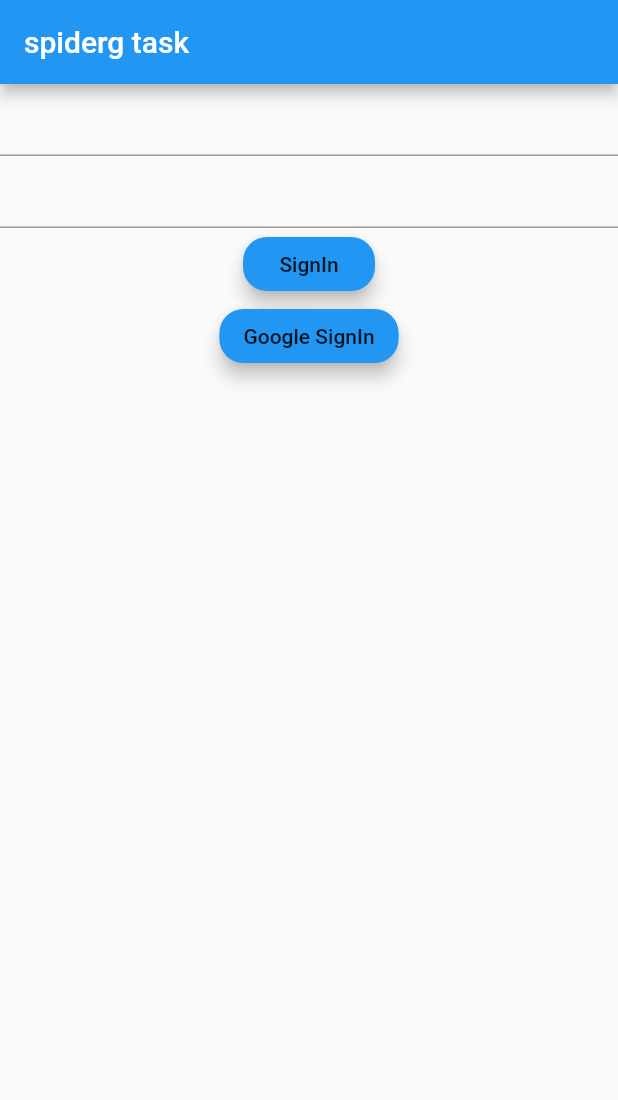
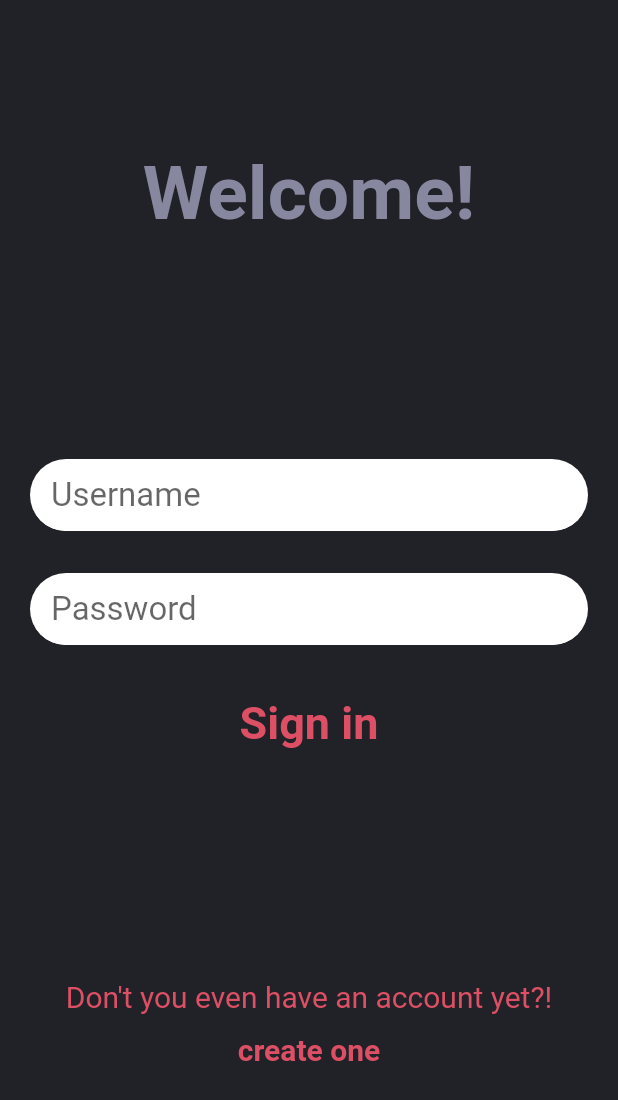
Before and after one commit to wattamwarp/flutter_spiderg, a Flutter app: the screen it shows after launch, on a phone screen of 412 x 824 dp. Shown: the top 1100 px of the screen. Run offline on Flutter 3.47's test engine with Material 2 defaults, Android fonts, the phone set to English and light mode, and no system bars; our stand-ins replace firebase_auth, fluttertoast, google_sign_in; accounts and stored records are empty; Roboto replaces fonts that are missing (Avenir).

Commit message:
added signin method n globle page for styles

```diff
--- a/lib/main.dart
+++ b/lib/main.dart
@@ -4,6 +4,7 @@ import 'package:flutter/material.dart';
 import 'package:fluttertoast/fluttertoast.dart';
 
 import 'package:google_sign_in/google_sign_in.dart';
+import 'package:flutterspiderg/model/globle.dart';
 
 void main() => runApp(new MaterialApp(
       title: "Todo App",
@@ -12,7 +13,7 @@ void main() => runApp(new MaterialApp(
 
 final FirebaseAuth mauth = FirebaseAuth.instance;
 
-final GoogleSignIn _googleSignIn = GoogleSignIn();
+final GoogleSignIn googelsignin = GoogleSignIn();
 
 class MyApp extends StatefulWidget {
   @override
@@ -26,46 +27,112 @@ class _MyAppState extends State<MyApp> {
   @override
   Widget build(BuildContext context) {
     return Scaffold(
-      appBar: AppBar(
-        title: Text('spiderg task'),
-      ),
-      body: Container(
+      backgroundColor: darkGreyColor,
+
+      body: SafeArea(
+        child: Container(
+          color: darkGreyColor,
+          margin: EdgeInsets.only(top: 100, left: 20, right: 20, bottom: 100),
           child: Center(
             child: Column(
+              mainAxisAlignment: MainAxisAlignment.spaceBetween,
               children: <Widget>[
-              TextField(
+                Text("Welcome!", style: bigLightBlueTitle),
+                Container(
+                  height: 200,
+                  child: Column(
+                    mainAxisAlignment: MainAxisAlignment.spaceBetween,
+                    children: <Widget>[
+                      Theme(
+                        data: Theme.of(context)
+                            .copyWith(splashColor: Colors.transparent),
+                        child: TextField(
                           controller: emailcontroller,
+                          autofocus: false,
+                          style: TextStyle(fontSize: 22.0, color: darkGreyColor),
+                          decoration: InputDecoration(
+                            filled: true,
+                            fillColor: Colors.white,
+                            hintText: 'Username',
+                            contentPadding: const EdgeInsets.only(
+                                left: 14.0, bottom: 8.0, top: 8.0),
+                            focusedBorder: OutlineInputBorder(
+                              borderSide: BorderSide(color: Colors.white),
+                              borderRadius: BorderRadius.circular(25.7),
                             ),
-              TextField(
+                            enabledBorder: UnderlineInputBorder(
+                              borderSide: BorderSide(color: Colors.white),
+                              borderRadius: BorderRadius.circular(25.7),
+                            ),
+                          ),
+                        ),
+                      ),
+                      Theme(
+                        data: Theme.of(context)
+                            .copyWith(splashColor: Colors.transparent),
+                        child: TextField(
                           controller: passcontroller,
+                          autofocus: false,
+                          style: TextStyle(fontSize: 22.0, color: darkGreyColor),
+                          decoration: InputDecoration(
+                            filled: true,
+                            fillColor: Colors.white,
+                            hintText: 'Password',
+                            contentPadding: const EdgeInsets.only(
+                                left: 14.0, bottom: 8.0, top: 8.0),
+                            focusedBorder: OutlineInputBorder(
+                              borderSide: BorderSide(color: Colors.white),
+                              borderRadius: BorderRadius.circular(25.7),
                             ),
-              RaisedButton(
-                child: Text('SignIn'),
-                color: Colors.blue,
-                elevation: 5,
+                            enabledBorder: UnderlineInputBorder(
+                              borderSide: BorderSide(color: Colors.white),
+                              borderRadius: BorderRadius.circular(25.7),
+                            ),
+                          ),
+                        ),
+                      ),
+                      FlatButton(
+                        child: Text("Sign in", style: redTodoTitle,),
                         shape: RoundedRectangleBorder(
-                  borderRadius: BorderRadius.all(Radius.circular(16.0)),
+
+                          borderRadius: BorderRadius.all(Radius.circular(16.0))
                         ),
                         onPressed: () {
                           signinmethod();
                         },
+                      )
+                    ],
                   ),
-              RaisedButton(
-                child: Text('Google SignIn'),
-                color: Colors.blue,
-                elevation: 5,
-                shape: RoundedRectangleBorder(
-                  borderRadius: BorderRadius.all(Radius.circular(16.0)),
                 ),
+                Container(
+                  child:
+                  Column(
+                    children: <Widget>[
+                      Text("Don't you even have an account yet?!", style: redText, textAlign: TextAlign.center,),
+                      FlatButton(
+                        child: Text("create one", style: redBoldText),
                         onPressed: () {
-                  google_signinmethod();
+
                         },
+                      )
+                    ],
                   ),
+                )
               ],
             ),
           ),
         ),
+      ),
     );
+  }
+
+  googlesignout() async {
+    try {
+      await googelsignin.signOut();
+      toast('sign out sucessfuly');
+    } catch (e) {
+      toast(e.toString());
+    }
   }
 
   signinmethod() async {
@@ -76,9 +143,9 @@ class _MyAppState extends State<MyApp> {
           email: emailcontroller.text, password: passcontroller.text);
       FirebaseUser fbuser;
 
-//      //await fbuser.sendEmailVerification();
+      //await fbuser.sendEmailVerification();
 //      try {
-//        //await fbuser.sendEmailVerification();
+//        await fbuser.sendEmailVerification();
 //        //return fbuser.uid;
 //      } catch (e) {
 //        print("An error occured while trying to send email  verification");
@@ -116,7 +183,7 @@ class _MyAppState extends State<MyApp> {
     // return user.uid;
   } //end of signup method
 
-  final GoogleSignIn googelsignin = new GoogleSignIn();
+  //final GoogleSignIn googelsignin = new GoogleSignIn();
 
   google_signinmethod() async {
     var user;
@@ -124,14 +191,15 @@ class _MyAppState extends State<MyApp> {
     final GoogleSignInAuthentication googleauth =
         await googlesigninacc.authentication;
 
-    final AuthCredential credential = GoogleAuthProvider.getCredential(accessToken: googleauth.accessToken, idToken: googleauth.idToken, );
+    final AuthCredential credential = GoogleAuthProvider.getCredential(
+      accessToken: googleauth.accessToken,
+      idToken: googleauth.idToken,
+    );
     //final FirebaseUser
 
     try {
-//      user = (await mauth.signInWithGoogle(
-//          email: googleauth.idToken, password: googleauth.accessToken));
       user = await mauth.signInWithCredential(credential);
-      toast("user is signed in");
+     // toast("user is signed in");
       print("signed in ");
     } catch (e) {
       print(e.toString());
--- /dev/null
+++ b/lib/model/globle.dart
@@ -0,0 +1,66 @@
+import 'package:flutter/material.dart';
+Color darkGreyColor = new Color(0xFF212128);
+Color lightBlueColor = new Color(0xFF8787A0);
+Color redColor = new Color(0xFFDC4F64);
+
+TextStyle intrayTitleStyle = new TextStyle(
+    fontFamily: 'Avenir',
+    fontWeight: FontWeight.bold,
+    color: darkGreyColor,
+    fontSize: 50
+);
+
+
+TextStyle bigLightBlueTitle = new TextStyle(
+    fontFamily: 'Avenir',
+    fontWeight: FontWeight.bold,
+    color: lightBlueColor,
+    fontSize: 50
+);
+
+TextStyle darkTodoTitle = new TextStyle(
+    fontFamily: 'Avenir',
+    fontWeight: FontWeight.bold,
+    color: darkGreyColor,
+    fontSize: 30
+);
+TextStyle darkTodonote = new TextStyle(
+    fontFamily: 'Avenir',
+    //fontWeight: FontWeight.bold,
+    color: darkGreyColor,
+    fontSize: 20
+);
+
+TextStyle whiteTitle = new TextStyle(
+    fontFamily: 'Avenir',
+    fontWeight: FontWeight.bold,
+    color: Colors.white,
+    fontSize: 20
+);
+
+
+TextStyle whiteButtonTitle = new TextStyle(
+    fontFamily: 'Avenir',
+    fontWeight: FontWeight.bold,
+    color: Colors.white,
+    fontSize: 15
+);
+TextStyle redTodoTitle = new TextStyle(
+    fontFamily: 'Avenir',
+    fontWeight: FontWeight.bold,
+    color: redColor,
+    fontSize: 30
+);
+
+TextStyle redBoldText = new TextStyle(
+    fontFamily: 'Avenir',
+    fontWeight: FontWeight.bold,
+    color: redColor,
+    fontSize: 20
+);
+
+TextStyle redText = new TextStyle(
+    fontFamily: 'Avenir',
+    color: redColor,
+    fontSize: 20
+);
```
Also changed, not shown: lib/signup.dart (added). Lines whose indentation alone changed are shown as unchanged.
